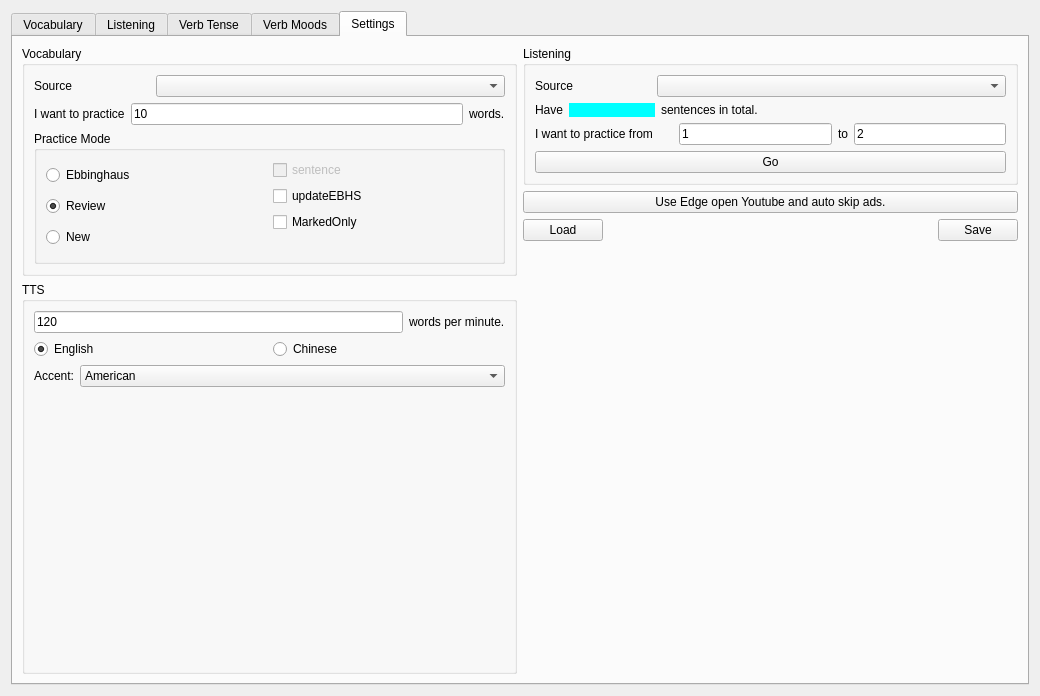
Qt form ui/EnglishPractice.ui (SuWeipeng/EnglishPractice) before a commit.
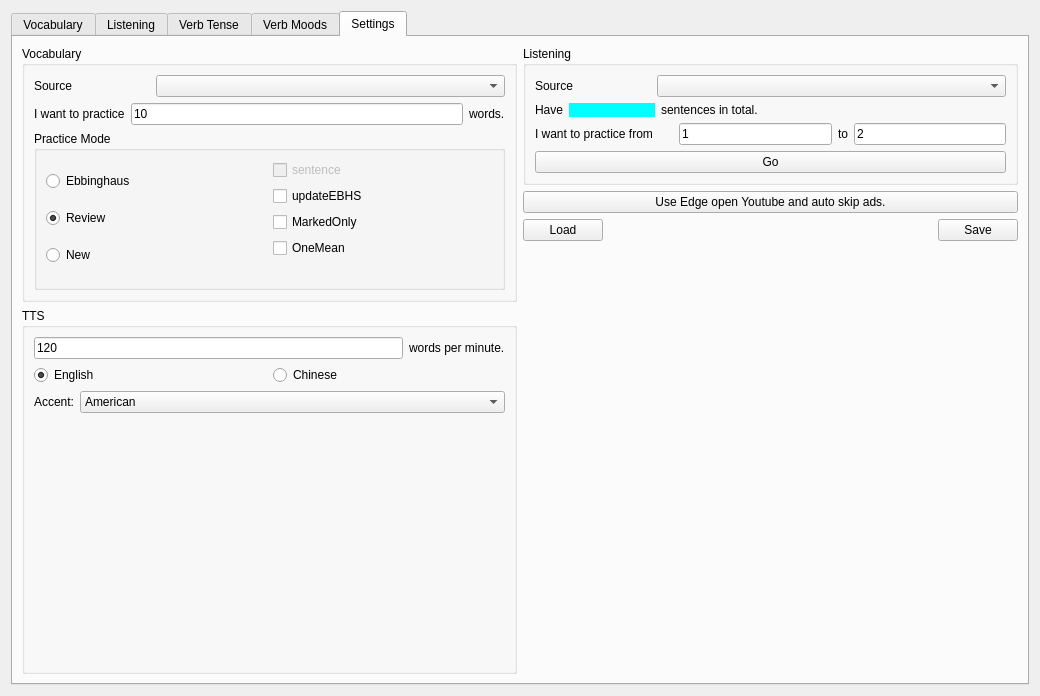
The same form after that commit. The open tabs and pages were chosen to show the change.

Commit message: OneMean 在 ui 可控

```diff
--- a/ui/EnglishPractice.ui
+++ b/ui/EnglishPractice.ui
@@ -3758,6 +3758,13 @@
                    </property>
                   </widget>
                  </item>
+                 <item>
+                  <widget class="QCheckBox" name="checkBox_5">
+                   <property name="text">
+                    <string>OneMean</string>
+                   </property>
+                  </widget>
+                 </item>
                  <item>
                   <widget class="QLabel" name="label_13">
                    <property name="text">
```
The commit also changes 1 other file.
